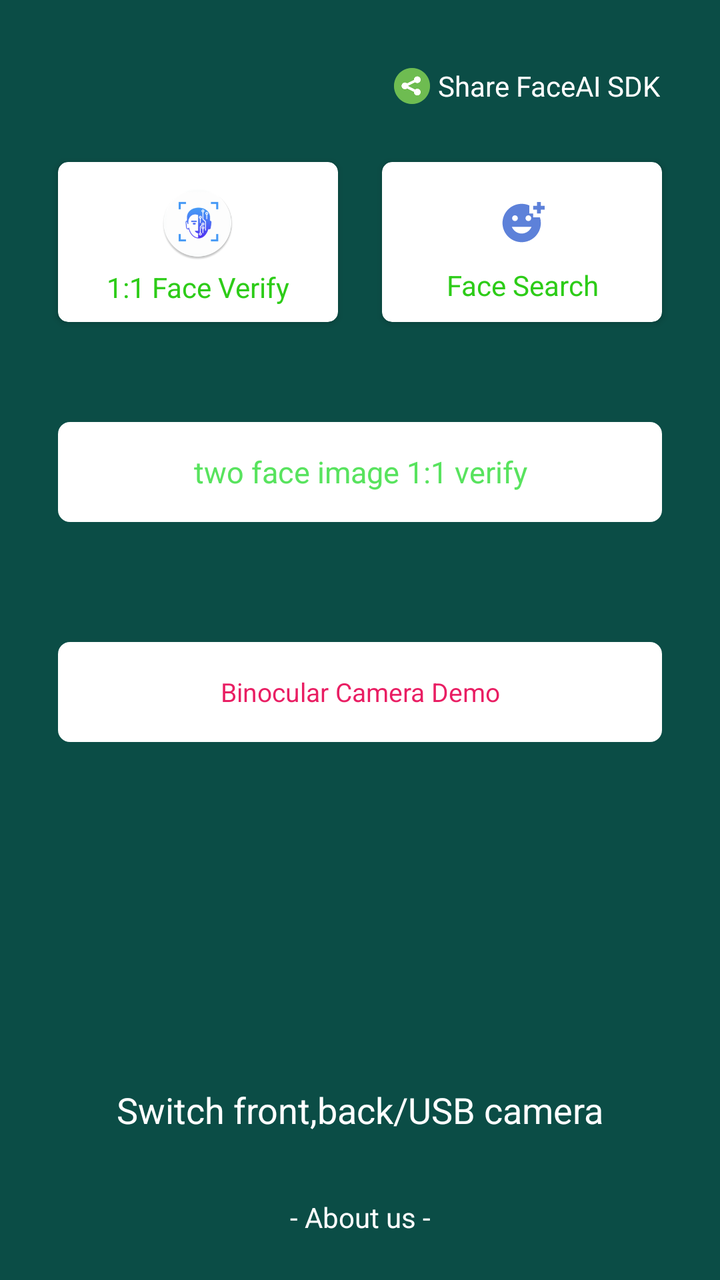
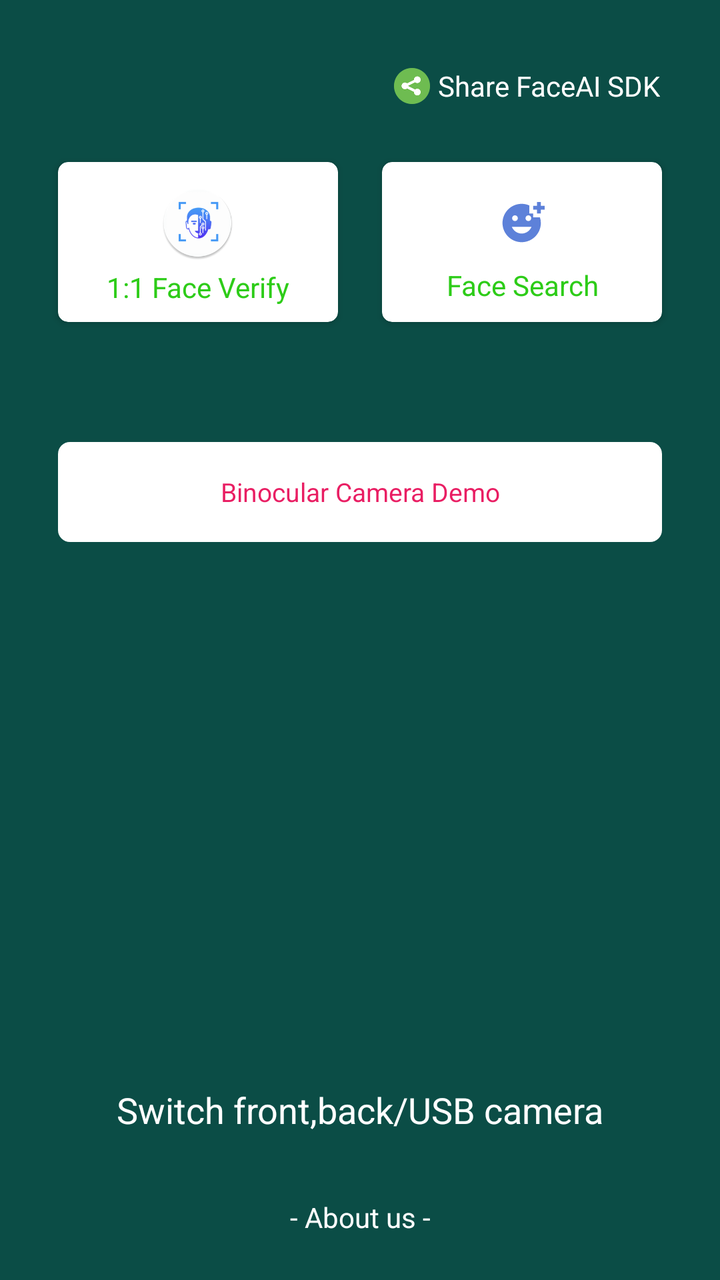

Before-and-after screenshots of an Android layout around one commit, followed by the original layout XML and the change that was made.
<!-- AndroidManifest.xml: another module's application theme FaceAIAppTheme -->
<!-- res/layout/activity_face_ai_navi.xml -->
<?xml version="1.0" encoding="utf-8"?>
<androidx.constraintlayout.widget.ConstraintLayout xmlns:android="http://schemas.android.com/apk/res/android"
    xmlns:app="http://schemas.android.com/apk/res-auto"
    xmlns:tools="http://schemas.android.com/tools"
    android:layout_width="match_parent"
    android:layout_height="match_parent"
    android:background="@color/face_lib_main_color"
    tools:context=".FaceAINaviActivity">

    <LinearLayout
        android:id="@+id/share_layout"
        android:layout_width="wrap_content"
        android:layout_height="wrap_content"
        android:layout_gravity="center"
        android:padding="15dp"
        android:layout_margin="15dp"
        android:orientation="horizontal"
        app:layout_constraintEnd_toEndOf="parent"
        app:layout_constraintTop_toTopOf="parent">

        <ImageView
            android:layout_width="26dp"
            android:layout_height="26dp"
            android:layout_gravity="center_vertical"
            android:padding="4dp"
            android:src="@drawable/share" />

        <TextView
            android:layout_width="match_parent"
            android:layout_height="wrap_content"
            android:layout_gravity="center_vertical"
            android:text="@string/share_faceai_sdk"
            android:textColor="@color/white"
            android:textSize="14sp" />

    </LinearLayout>


    
    <androidx.cardview.widget.CardView
        android:id="@+id/face_verify_card"
        android:layout_width="0dp"
        android:layout_height="80dp"
        app:cardCornerRadius="5dp"
        android:layout_marginLeft="29dp"
        android:layout_marginRight="11dp"
        android:layout_marginTop="10dp"
        app:cardBackgroundColor="@color/white"
        app:layout_constraintEnd_toStartOf="@+id/face_search"
        app:layout_constraintStart_toStartOf="parent"
        app:layout_constraintTop_toBottomOf="@+id/share_layout">

        <LinearLayout
            android:layout_width="match_parent"
            android:layout_height="wrap_content"
            android:layout_gravity="center"
            android:orientation="vertical">

            <ImageView
                android:layout_width="45dp"
                android:layout_height="45dp"
                android:padding="4dp"
                android:layout_gravity="center_horizontal"
                android:src="@drawable/face_logo" />

            <TextView
                android:id="@+id/face_verify"
                android:layout_width="match_parent"
                android:layout_height="wrap_content"
                android:layout_gravity="center_horizontal"
                android:gravity="center"
                android:text="@string/face_verify_1vs1"
                android:textColor="#2DCC18"
                android:textSize="14sp" />

        </LinearLayout>

    </androidx.cardview.widget.CardView>


    
    <androidx.cardview.widget.CardView
        android:id="@+id/face_search"
        android:layout_width="0dp"
        android:layout_height="80dp"
        app:cardCornerRadius="5dp"
        android:layout_marginRight="29dp"
        android:layout_marginLeft="11dp"
        android:layout_marginTop="10dp"
        app:cardBackgroundColor="@color/white"
        app:layout_constraintEnd_toEndOf="parent"
        app:layout_constraintStart_toEndOf="@+id/face_verify_card"
        app:layout_constraintTop_toBottomOf="@+id/share_layout">

        <LinearLayout
            android:layout_width="match_parent"
            android:layout_height="wrap_content"
            android:layout_gravity="center"
            android:orientation="vertical">

            <ImageView
                android:layout_width="43dp"
                android:layout_height="43dp"
                android:padding="10dp"
                android:layout_gravity="center_horizontal"
                android:src="@drawable/ic_add_face" />

            <TextView
                android:id="@+id/change_base_img"
                android:layout_width="match_parent"
                android:layout_height="wrap_content"
                android:layout_gravity="center_horizontal"
                android:gravity="center"
                android:text="@string/face_search"
                android:textColor="#2DCC18"
                android:textSize="14sp"
                app:layout_constraintTop_toBottomOf="@+id/face_search" />

        </LinearLayout>

    </androidx.cardview.widget.CardView>


    <TextView
        android:id="@+id/two_face_verify"
        android:layout_width="match_parent"
        android:layout_height="50dp"
        android:layout_marginTop="50dp"
        android:background="@drawable/bg_btn"
        android:gravity="center"
        android:layout_marginLeft="29dp"
        android:layout_marginRight="29dp"
        android:visibility="visible"
        android:text="@string/two_face_image_verify"
        android:textColor="@color/green"
        android:textSize="15sp"
        app:layout_constraintEnd_toEndOf="parent"
        app:layout_constraintStart_toStartOf="parent"
        app:layout_constraintTop_toBottomOf="@+id/face_verify_card" />

    <TextView
        android:id="@+id/binocular_camera"
        android:layout_width="match_parent"
        android:layout_height="50dp"
        android:layout_marginTop="60dp"
        android:background="@drawable/bg_btn"
        android:gravity="center"
        android:layout_marginLeft="29dp"
        android:layout_marginRight="29dp"
        android:visibility="visible"
        android:text="@string/binocular_camera_demo"
        android:textColor="@color/red"
        android:textSize="13sp"
        app:layout_constraintEnd_toEndOf="parent"
        app:layout_constraintStart_toStartOf="parent"
        app:layout_constraintTop_toBottomOf="@+id/two_face_verify" />


    <TextView
        android:id="@+id/change_camera"
        android:layout_width="match_parent"
        android:layout_height="wrap_content"
        android:layout_gravity="bottom"
        android:gravity="center"
        android:textColor="@android:color/white"
        android:textSize="18sp"
        android:padding="5dp"
        android:layout_marginTop="5dp"
        android:layout_marginBottom="16dp"
        app:layout_constraintBottom_toTopOf="@+id/more_about_me"
        android:text="@string/switch_camera" />


    <TextView
        android:id="@+id/more_about_me"
        android:layout_width="match_parent"
        android:layout_height="wrap_content"
        android:gravity="center"
        android:padding="11dp"
        android:visibility="visible"
        android:text="@string/about_us"
        android:textColor="@android:color/white"
        android:textSize="14sp"
        android:layout_marginBottom="11dp"
        app:layout_constraintBottom_toBottomOf="parent" />




</androidx.constraintlayout.widget.ConstraintLayout>
<!-- resources referenced by this layout -->
<resources>
  <color name="face_lib_main_color">#0B4D46</color>
  <color name="green">#58E35E</color>
  <color name="red">#E91E63</color>
  <color name="white">#FFFFFFFF</color>
  <!-- drawable bg_btn (drawable) -->
  <?xml version="1.0" encoding="utf-8"?>
  <shape xmlns:android="http://schemas.android.com/apk/res/android">
      <corners android:radius="6dp" />
      <solid android:color="@color/white" />
  </shape>
  <!-- drawable face_logo: webp bitmap (drawable, 10054 bytes) -->
  <!-- drawable ic_add_face (drawable) -->
  <vector android:alpha="0.87" android:height="24dp"
      android:tint="#446DD3" android:viewportHeight="24"
      android:viewportWidth="24" android:width="24dp" xmlns:android="http://schemas.android.com/apk/res/android">
      <path android:fillColor="@android:color/white" android:pathData="M18,9V7h-2V2.84C14.77,2.3 13.42,2 11.99,2C6.47,2 2,6.48 2,12s4.47,10 9.99,10C17.52,22 22,17.52 22,12c0,-1.05 -0.17,-2.05 -0.47,-3H18zM15.5,8C16.33,8 17,8.67 17,9.5S16.33,11 15.5,11S14,10.33 14,9.5S14.67,8 15.5,8zM8.5,8C9.33,8 10,8.67 10,9.5S9.33,11 8.5,11S7,10.33 7,9.5S7.67,8 8.5,8zM12,17.5c-2.33,0 -4.31,-1.46 -5.11,-3.5h10.22C16.31,16.04 14.33,17.5 12,17.5zM22,3h2v2h-2v2h-2V5h-2V3h2V1h2V3z"/>
  </vector>
  <!-- drawable share: png bitmap (drawable, 10082 bytes) -->
  <string name="about_us">- About us - </string>
  <string name="binocular_camera_demo">Binocular Camera Demo</string>
  <string name="face_search">Face Search</string>
  <string name="face_verify_1vs1">1:1 Face Verify </string>
  <string name="share_faceai_sdk">Share FaceAI SDK </string>
  <string name="switch_camera">Switch front,back/USB camera </string>
  <string name="two_face_image_verify">two face image 1:1 verify</string>
  <style name="FaceAIAppTheme" parent="Theme.AppCompat.DayNight.NoActionBar">
          
          <item name="colorControlNormal">@android:color/white</item>
          <item name="colorPrimary">@color/face_lib_main_color</item>
          <item name="colorPrimaryDark">@color/face_lib_main_color</item>
          <item name="colorAccent">@color/face_lib_main_color</item>
  
          <item name="buttonBarPositiveButtonStyle">@style/positiveBtnStyle</item>
          <item name="buttonBarNegativeButtonStyle">@style/negativeBtnStyle</item>
      </style>
  <style name="positiveBtnStyle" parent="Widget.AppCompat.Button.ButtonBar.AlertDialog">
          <item name="android:textColor">@color/green</item>
      </style>
  <style name="negativeBtnStyle" parent="Widget.AppCompat.Button.ButtonBar.AlertDialog">
          <item name="android:textColor">@color/red</item>
      </style>
</resources>

<!-- the commit's change to res/layout/activity_face_ai_navi.xml (unified diff, before → after) -->
@@ -130,7 +130,7 @@
         android:gravity="center"
         android:layout_marginLeft="29dp"
         android:layout_marginRight="29dp"
-        android:visibility="visible"
+        android:visibility="gone"
         android:text="@string/two_face_image_verify"
         android:textColor="@color/green"
         android:textSize="15sp"
